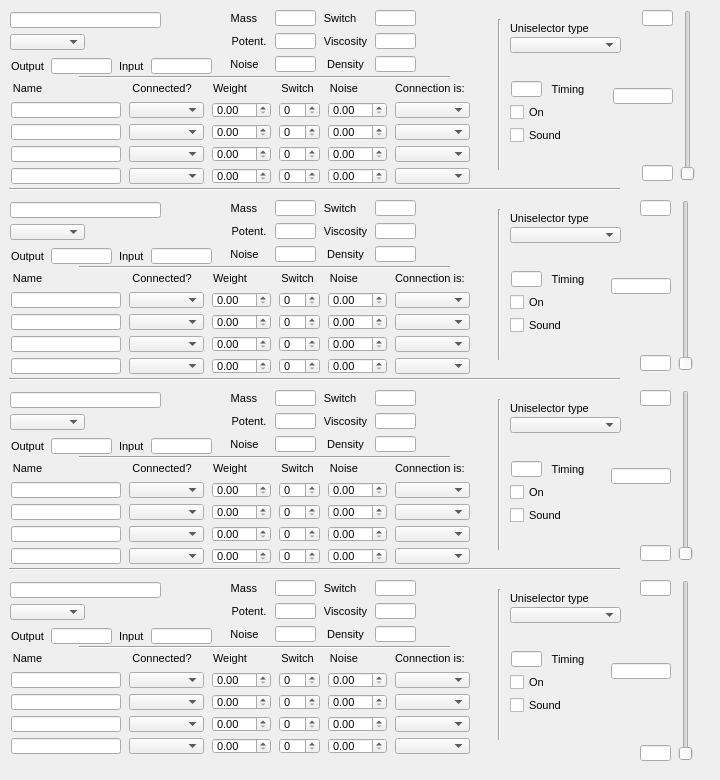
First picture: the form in src/Simulator/UI_Files/Four_units_Homeostat_Standard_UI.ui, repository cleinias/Homeo, before the edit.
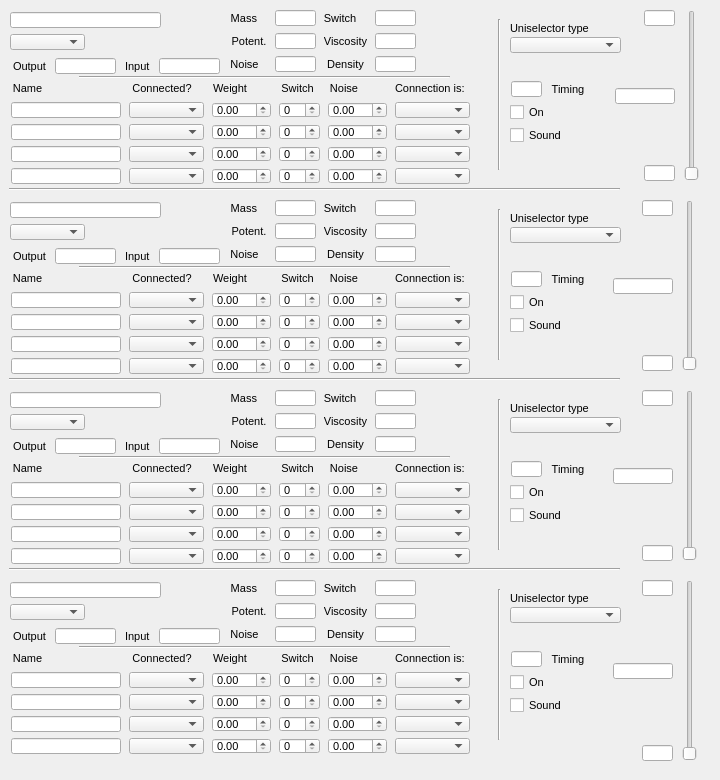
Second picture: the form after the edit.

Commit message: More work on Standard Gui. All values correctly entered at startup. Still working on outoing signals and slot connections for some comboboxes. Slider still not working

The edit to the form file:
```diff
--- a/src/Simulator/UI_Files/Four_units_Homeostat_Standard_UI.ui
+++ b/src/Simulator/UI_Files/Four_units_Homeostat_Standard_UI.ui
@@ -320,7 +320,7 @@
     <rect>
      <x>10</x>
      <y>200</y>
-     <width>203</width>
+     <width>214</width>
      <height>66</height>
     </rect>
    </property>
@@ -3529,7 +3529,7 @@
     <rect>
      <x>10</x>
      <y>580</y>
-     <width>203</width>
+     <width>214</width>
      <height>66</height>
     </rect>
    </property>
@@ -4584,7 +4584,7 @@
     <rect>
      <x>10</x>
      <y>390</y>
-     <width>203</width>
+     <width>214</width>
      <height>66</height>
     </rect>
    </property>
@@ -6330,7 +6330,7 @@
     <rect>
      <x>10</x>
      <y>10</y>
-     <width>203</width>
+     <width>214</width>
      <height>66</height>
     </rect>
    </property>
@@ -6915,7 +6915,7 @@
     <rect>
      <x>612</x>
      <y>10</y>
-     <width>85</width>
+     <width>91</width>
      <height>171</height>
     </rect>
    </property>
@@ -7071,7 +7071,7 @@
     <rect>
      <x>610</x>
      <y>390</y>
-     <width>85</width>
+     <width>91</width>
      <height>171</height>
     </rect>
    </property>
@@ -7227,7 +7227,7 @@
     <rect>
      <x>610</x>
      <y>200</y>
-     <width>85</width>
+     <width>91</width>
      <height>171</height>
     </rect>
    </property>
@@ -7383,7 +7383,7 @@
     <rect>
      <x>610</x>
      <y>580</y>
-     <width>85</width>
+     <width>91</width>
      <height>181</height>
     </rect>
    </property>
```
Left out of the diff: 48 changed lines with no effect on the pictures. The commit also changes 3 other files.
